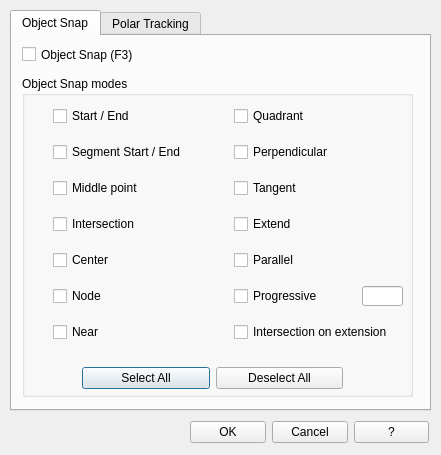
Old version of the form qad_dsettings.ui in the repository geosim/QAD.
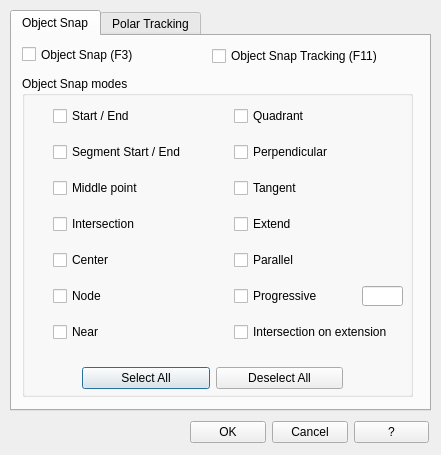
New version of the form. The open tabs and pages were chosen to show the change. Icons and pictures are not drawn.

```diff
--- a/qad_dsettings.ui
+++ b/qad_dsettings.ui
@@ -505,7 +505,7 @@
       <rect>
        <x>10</x>
        <y>10</y>
-       <width>126</width>
+       <width>131</width>
        <height>17</height>
       </rect>
      </property>
@@ -513,6 +513,22 @@
       <string>Object Snap (F3)</string>
      </property>
     </widget>
+    <widget class="QCheckBox" name="checkBox_ObjectSnapTracking">
+     <property name="geometry">
+      <rect>
+       <x>200</x>
+       <y>10</y>
+       <width>201</width>
+       <height>20</height>
+      </rect>
+     </property>
+     <property name="toolTip">
+      <string>&lt;html&gt;&lt;head/&gt;&lt;body&gt;&lt;p&gt;Turns object snap tracking on and off. Using the object snap tracking, the cursor can track along alignment paths that are based on object snap points. To use the object snap tracking, select one or more object snap (system variable AUTOSNAP).&lt;/p&gt;&lt;/body&gt;&lt;/html&gt;</string>
+     </property>
+     <property name="text">
+      <string>Object Snap Tracking (F11)</string>
+     </property>
+    </widget>
    </widget>
    <widget class="QWidget" name="tab_2">
     <attribute name="title">
```
Left out of the diff: 18 changed lines with no effect on the pictures.
